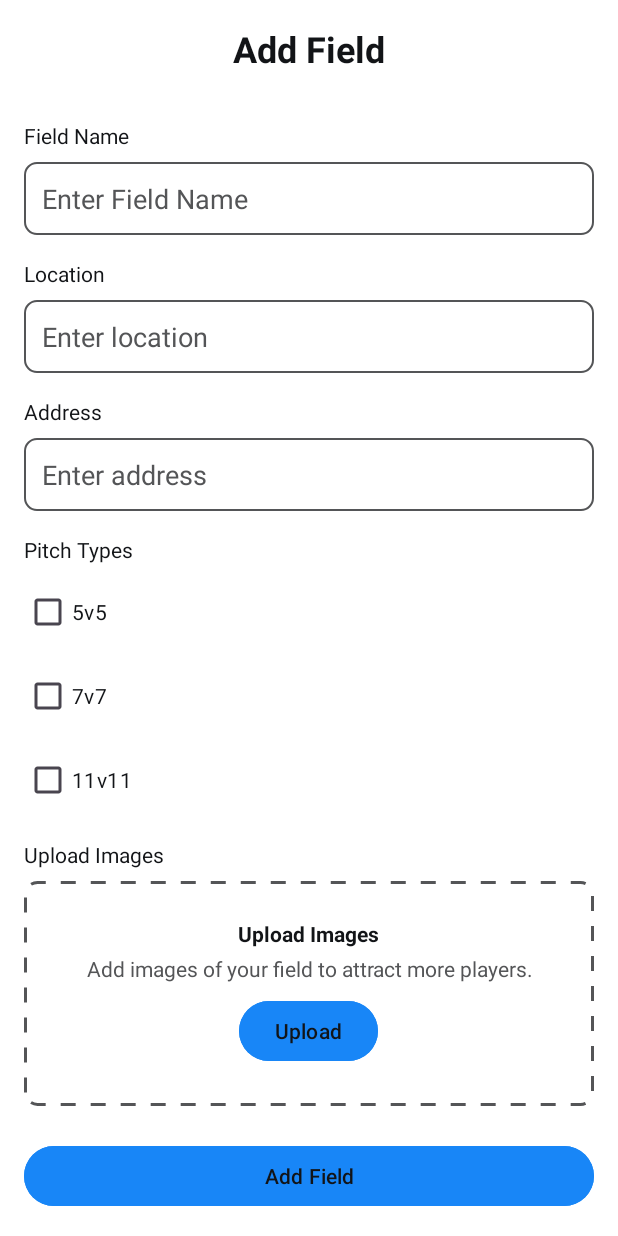
After one commit to mohamed-mahdy-7/KooraHour, an Android app: the fragment AddFieldFragment shown on its own in the app's theme, on a phone screen of 412 x 824 dp. The commit adds this screen. Run offline under Robolectric (Android 15) with nearby library versions, the phone set to English and light mode, and no system bars.

Commit message:
add fragment_add_field.xml

```diff
--- /dev/null
+++ b/app/src/main/java/com/hundredcode/koorahour/ui/activity/AddFieldFragment.kt
@@ -0,0 +1,60 @@
+package com.hundredcode.koorahour.ui.activity
+
+import android.os.Bundle
+import androidx.fragment.app.Fragment
+import android.view.LayoutInflater
+import android.view.View
+import android.view.ViewGroup
+import com.hundredcode.koorahour.R
+
+// TODO: Rename parameter arguments, choose names that match
+// the fragment initialization parameters, e.g. ARG_ITEM_NUMBER
+private const val ARG_PARAM1 = "param1"
+private const val ARG_PARAM2 = "param2"
+
+/**
+ * A simple [Fragment] subclass.
+ * Use the [AddFieldFragment.newInstance] factory method to
+ * create an instance of this fragment.
+ */
+class AddFieldFragment : Fragment() {
+    // TODO: Rename and change types of parameters
+    private var param1: String? = null
+    private var param2: String? = null
+
+    override fun onCreate(savedInstanceState: Bundle?) {
+        super.onCreate(savedInstanceState)
+        arguments?.let {
+            param1 = it.getString(ARG_PARAM1)
+            param2 = it.getString(ARG_PARAM2)
+        }
+    }
+
+    override fun onCreateView(
+        inflater: LayoutInflater, container: ViewGroup?,
+        savedInstanceState: Bundle?
+    ): View? {
+        // Inflate the layout for this fragment
+        return inflater.inflate(R.layout.fragment_add_field, container, false)
+    }
+
+    companion object {
+        /**
+         * Use this factory method to create a new instance of
+         * this fragment using the provided parameters.
+         *
+         * @param param1 Parameter 1.
+         * @param param2 Parameter 2.
+         * @return A new instance of fragment AddFieldFragment.
+         */
+        // TODO: Rename and change types and number of parameters
+        @JvmStatic
+        fun newInstance(param1: String, param2: String) =
+            AddFieldFragment().apply {
+                arguments = Bundle().apply {
+                    putString(ARG_PARAM1, param1)
+                    putString(ARG_PARAM2, param2)
+                }
+            }
+    }
+}
--- /dev/null
+++ b/app/src/main/res/drawable/dashed_border.xml
@@ -0,0 +1,10 @@
+<shape xmlns:android="http://schemas.android.com/apk/res/android"
+    android:shape="rectangle">
+    <solid android:color="@color/white" />
+    <corners android:radius="8dp" />
+    <stroke
+        android:width="2dp"
+        android:color="@color/gray"
+        android:dashWidth="10dp"
+        android:dashGap="10dp" />
+</shape>
--- /dev/null
+++ b/app/src/main/res/drawable/rounded_edittext_bg.xml
@@ -0,0 +1,6 @@
+<shape xmlns:android="http://schemas.android.com/apk/res/android"
+    android:shape="rectangle">
+    <solid android:color="@color/white" />
+    <corners android:radius="8dp" />
+    <stroke android:width="1dp" android:color="@color/gray" />
+</shape>
--- /dev/null
+++ b/app/src/main/res/layout/fragment_add_field.xml
@@ -0,0 +1,211 @@
+<?xml version="1.0" encoding="utf-8"?>
+<FrameLayout
+    xmlns:android="http://schemas.android.com/apk/res/android"
+    xmlns:tools="http://schemas.android.com/tools"
+    xmlns:app="http://schemas.android.com/apk/res-auto"
+    android:layout_width="match_parent"
+    android:layout_height="match_parent"
+    tools:context=".ui.activity.AddFieldFragment">
+
+    <androidx.constraintlayout.widget.ConstraintLayout
+        android:layout_width="match_parent"
+        android:layout_height="match_parent"
+        android:background="@color/white"
+        >
+        <TextView
+            android:id="@+id/add_field_title"
+            android:layout_width="wrap_content"
+            android:layout_height="wrap_content"
+            android:layout_marginTop="16dp"
+            android:text="@string/add_field"
+            android:textColor="@color/black"
+            android:textSize="24sp"
+            android:textStyle="bold"
+            app:layout_constraintEnd_toEndOf="parent"
+            app:layout_constraintStart_toStartOf="parent"
+            app:layout_constraintTop_toTopOf="parent" />
+
+        <ScrollView
+            android:layout_width="match_parent"
+            android:layout_height="0dp"
+            android:layout_marginTop="16dp"
+            app:layout_constraintBottom_toTopOf="@id/add_field_button"
+            app:layout_constraintTop_toBottomOf="@id/add_field_title">
+
+            <androidx.constraintlayout.widget.ConstraintLayout
+                android:layout_width="match_parent"
+                android:layout_height="wrap_content"
+                android:padding="16dp">
+
+                <TextView
+                    android:id="@+id/field_name_label"
+                    android:layout_width="wrap_content"
+                    android:layout_height="wrap_content"
+                    android:text="@string/field_name"
+                    android:textColor="@color/black"
+                    app:layout_constraintStart_toStartOf="parent"
+                    app:layout_constraintTop_toTopOf="parent" />
+
+                <EditText
+                    android:id="@+id/field_name_edit_text"
+                    android:layout_width="match_parent"
+                    android:layout_height="wrap_content"
+                    android:layout_marginTop="8dp"
+                    android:autofillHints=""
+                    android:background="@drawable/rounded_edittext_bg"
+                    android:hint="@string/enter_field_name"
+                    android:inputType="text"
+                    android:padding="12dp"
+                    android:textColor="@color/black"
+                    android:textColorHint="@color/gray"
+                    app:layout_constraintTop_toBottomOf="@id/field_name_label" />
+
+                <TextView
+                    android:id="@+id/location_label"
+                    android:layout_width="wrap_content"
+                    android:layout_height="wrap_content"
+                    android:layout_marginTop="16dp"
+                    android:text="@string/location"
+                    android:textColor="@color/black"
+                    app:layout_constraintStart_toStartOf="parent"
+                    app:layout_constraintTop_toBottomOf="@id/field_name_edit_text" />
+
+                <EditText
+                    android:id="@+id/location_edit_text"
+                    android:layout_width="match_parent"
+                    android:layout_height="wrap_content"
+                    android:layout_marginTop="8dp"
+                    android:autofillHints=""
+                    android:background="@drawable/rounded_edittext_bg"
+                    android:hint="@string/enter_location"
+                    android:inputType="text"
+                    android:padding="12dp"
+                    android:textColor="@color/black"
+                    android:textColorHint="@color/gray"
+                    app:layout_constraintTop_toBottomOf="@id/location_label" />
+
+                <TextView
+                    android:id="@+id/address_label"
+                    android:layout_width="wrap_content"
+                    android:layout_height="wrap_content"
+                    android:layout_marginTop="16dp"
+                    android:text="@string/address"
+                    android:textColor="@color/black"
+                    app:layout_constraintStart_toStartOf="parent"
+                    app:layout_constraintTop_toBottomOf="@id/location_edit_text" />
+
+                <EditText
+                    android:id="@+id/address_edit_text"
+                    android:layout_width="match_parent"
+                    android:layout_height="wrap_content"
+                    android:layout_marginTop="8dp"
+                    android:autofillHints=""
+                    android:background="@drawable/rounded_edittext_bg"
+                    android:hint="@string/enter_address"
+                    android:padding="12dp"
+                    android:inputType="text"
+                    android:textColor="@color/black"
+                    android:textColorHint="@color/gray"
+                    app:layout_constraintTop_toBottomOf="@id/address_label" />
+                <TextView
+                    android:id="@+id/pitch_types_label"
+                    android:layout_width="wrap_content"
+                    android:layout_height="wrap_content"
+                    android:layout_marginTop="16dp"
+                    android:text="@string/pitch_types"
+                    android:textColor="@color/black"
+                    app:layout_constraintStart_toStartOf="parent"
+                    app:layout_constraintTop_toBottomOf="@id/address_edit_text" />
+
+                <CheckBox
+                    android:id="@+id/checkbox_5v5"
+                    android:layout_width="wrap_content"
+                    android:layout_height="wrap_content"
+                    android:layout_marginTop="8dp"
+                    android:text="@string/_5v5"
+                    android:textColor="@color/black"
+                    app:layout_constraintStart_toStartOf="parent"
+                    app:layout_constraintTop_toBottomOf="@id/pitch_types_label" />
+
+                <CheckBox
+                    android:id="@+id/checkbox_7v7"
+                    android:layout_width="wrap_content"
+                    android:layout_height="wrap_content"
+                    android:layout_marginTop="8dp"
+                    android:text="@string/_7v7"
+                    android:textColor="@color/black"
+                    app:layout_constraintStart_toStartOf="parent"
+                    app:layout_constraintTop_toBottomOf="@id/checkbox_5v5" />
+
+                <CheckBox
+                    android:id="@+id/checkbox_11v11"
+                    android:layout_width="wrap_content"
+                    android:layout_height="wrap_content"
+                    android:layout_marginTop="8dp"
+                    android:text="@string/_11v11"
+                    android:textColor="@color/black"
+                    app:layout_constraintStart_toStartOf="parent"
+                    app:layout_constraintTop_toBottomOf="@id/checkbox_7v7" />
+
+                <TextView
+                    android:id="@+id/upload_images_label"
+                    android:layout_width="wrap_content"
+                    android:layout_height="wrap_content"
+                    android:layout_marginTop="16dp"
+                    android:text="@string/upload_images"
+                    android:textColor="@color/black"
+                    app:layout_constraintStart_toStartOf="parent"
+                    app:layout_constraintTop_toBottomOf="@id/checkbox_11v11" />
+
+                <LinearLayout
+                    android:id="@+id/upload_images_container"
+                    android:layout_width="match_parent"
+                    android:layout_height="150dp"
+                    android:layout_marginTop="8dp"
+                    android:background="@drawable/dashed_border"
+                    android:gravity="center"
+                    android:orientation="vertical"
+                    app:layout_constraintTop_toBottomOf="@id/upload_images_label">
+
+                    <TextView
+                        android:layout_width="wrap_content"
+                        android:layout_height="wrap_content"
+                        android:text="@string/upload_images"
+                        android:textColor="@color/black"
+                        android:textStyle="bold" />
+
+                    <TextView
+                        android:layout_width="wrap_content"
+                        android:layout_height="wrap_content"
+                        android:layout_marginStart="24dp"
+                        android:layout_marginTop="4dp"
+                        android:layout_marginEnd="24dp"
+                        android:gravity="center"
+                        android:text="@string/add_images_of_your_field_to_attract_more_players"
+                        android:textColor="@color/gray" />
+
+                    <Button
+                        android:id="@+id/upload_button"
+                        android:layout_width="wrap_content"
+                        android:layout_height="wrap_content"
+                        android:layout_marginTop="8dp"
+                        android:backgroundTint="@color/blue"
+                        android:text="@string/upload"
+                        android:textColor="@color/black" />
+
+                </LinearLayout>
+
+            </androidx.constraintlayout.widget.ConstraintLayout>
+        </ScrollView>
+        <Button
+            android:id="@+id/add_field_button"
+            android:layout_width="match_parent"
+            android:layout_height="wrap_content"
+            android:layout_margin="16dp"
+            android:backgroundTint="@color/blue"
+            android:text="@string/add_field"
+            android:textColor="@color/black"
+            app:layout_constraintBottom_toBottomOf="parent"
+             />
+    </androidx.constraintlayout.widget.ConstraintLayout>
+</FrameLayout>
--- a/app/src/main/res/values/strings.xml
+++ b/app/src/main/res/values/strings.xml
@@ -16,4 +16,17 @@
     <string name="field_name">Field Name</string>
     <string name="field_image">field image</string>
     <string name="add_icon">Add icon</string>
+    <string name="add_field">Add Field</string>
+    <string name="upload">Upload</string>
+    <string name="add_images_of_your_field_to_attract_more_players">Add images of your field to attract more players.</string>
+    <string name="upload_images">Upload Images</string>
+    <string name="_11v11">11v11</string>
+    <string name="_7v7">7v7</string>
+    <string name="_5v5">5v5</string>
+    <string name="pitch_types">Pitch Types</string>
+    <string name="enter_address">Enter address</string>
+    <string name="address">Address</string>
+    <string name="enter_location">Enter location</string>
+    <string name="location">Location</string>
+    <string name="enter_field_name">Enter Field Name</string>
 </resources>
```
